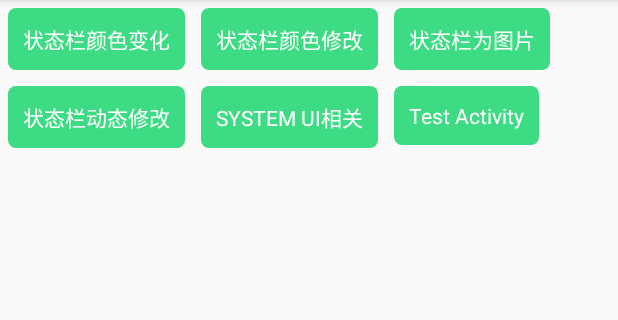
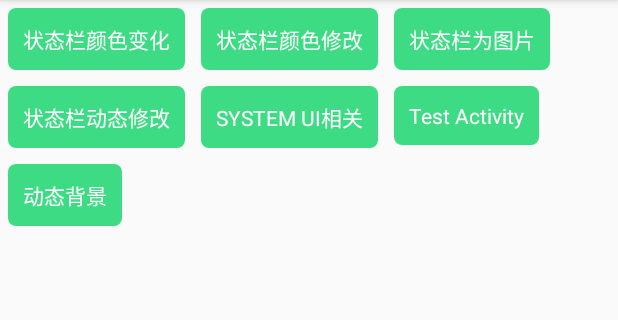
Before and after one commit to student9128/NativeDemo, an Android app: the screen it shows after launch (MainActivity), on a phone screen of 412 x 824 dp, the part 84-404 px from its top. Run offline under Robolectric (Android 15) with nearby library versions, the phone set to English and light mode, and no system bars; our stand-ins replace FlexboxLayout.

Commit message:
add:升级gradle版本，添加动态背景demo

```diff
--- a/app/src/main/AndroidManifest.xml
+++ b/app/src/main/AndroidManifest.xml
@@ -23,7 +23,10 @@
                 android:name=".ThemeActivity"
                 android:theme="@style/BaseTheme" />
         <activity android:name=".SystemUIActivity" />
-        <activity android:name=".TestActivity"/>
+        <activity android:name=".TestActivity" />
+        <activity
+                android:name=".AnimBGActivity"
+                android:theme="@style/AnimTheme" />
     </application>
 
 </manifest>
--- a/app/src/main/java/com/kevin/nativedemo/ThemeActivity.kt
+++ b/app/src/main/java/com/kevin/nativedemo/ThemeActivity.kt
@@ -82,11 +82,11 @@ class ThemeActivity : AppCompatActivity(), TabLayout.BaseOnTabSelectedListener<T
         mFragments.clear()
         var b1 = Bundle()
         b1.putInt("backgroundColor", R.color.colorPrimary)
-        b1.putInt("textColor", R.color.white)
+        b1.putInt("textColor", R.color.colorPrimary)
         mFragments.add(TabFragment.newInstance(b1))
         var b2 = Bundle()
         b2.putInt("backgroundColor", R.color.lightBlue)
-        b2.putInt("textColor", R.color.white)
+        b2.putInt("textColor", R.color.lightBlue)
         mFragments.add(TabFragment.newInstance(b2))
         var b3 = Bundle()
         b3.putInt("backgroundColor", R.color.red)
--- a/app/src/main/res/layout/activity_main.xml
+++ b/app/src/main/res/layout/activity_main.xml
@@ -39,4 +39,9 @@
             style="@style/btnStyle"
             android:text="@string/test" />
 
+    <TextView
+            android:id="@+id/btnAnimBG"
+            style="@style/btnStyle"
+            android:text="@string/anim_bg" />
+
 </com.google.android.flexbox.FlexboxLayout>
--- a/app/src/main/res/values/strings.xml
+++ b/app/src/main/res/values/strings.xml
@@ -7,4 +7,5 @@
     <string name="status_bar_dynamic_change">状态栏动态修改</string>
     <string name="system_ui_rel">SYSTEM UI相关</string>
     <string name="test">Test Activity</string>
+    <string name="anim_bg">动态背景</string>
 </resources>
--- a/app/src/main/res/values/styles.xml
+++ b/app/src/main/res/values/styles.xml
@@ -2,6 +2,14 @@
 
     <!-- Base application theme. -->
     <style name="AppTheme" parent="Theme.AppCompat.Light.DarkActionBar">
+        <!-- Customize your theme here. -->
+        <item name="colorPrimary">@color/colorPrimary</item>
+        <item name="colorPrimaryDark">@color/colorPrimaryDark</item>
+        <item name="colorAccent">@color/colorAccent</item>
+        <!--        <item name="android:windowTranslucentStatus">true</item>-->
+    </style>
+
+    <style name="AnimTheme" parent="Theme.AppCompat.Light.NoActionBar">
         <!-- Customize your theme here. -->
         <item name="colorPrimary">@color/colorPrimary</item>
         <item name="colorPrimaryDark">@color/colorPrimaryDark</item>
--- a/build.gradle
+++ b/build.gradle
@@ -8,7 +8,7 @@ buildscript {
 
     }
     dependencies {
-        classpath 'com.android.tools.build:gradle:3.5.0'
+        classpath 'com.android.tools.build:gradle:3.5.3'
         classpath "org.jetbrains.kotlin:kotlin-gradle-plugin:$kotlin_version"
         // NOTE: Do not place your application dependencies here; they belong
         // in the individual module build.gradle files
```
Also changed, not shown: app/src/main/java/com/kevin/nativedemo/AnimBGActivity.kt (added, +55 -0 lines), app/src/main/java/com/kevin/nativedemo/MainActivity.kt (+24 -2 lines), app/src/main/java/com/kevin/nativedemo/NextActivity.kt (+3 -5 lines), app/src/main/res/layout/activity_anim_bg.xml (added, +12 -0 lines), app/src/main/res/drawable/ic_login.jpg (added), app/src/main/res/drawable/ic_login_green.jpg (added).
